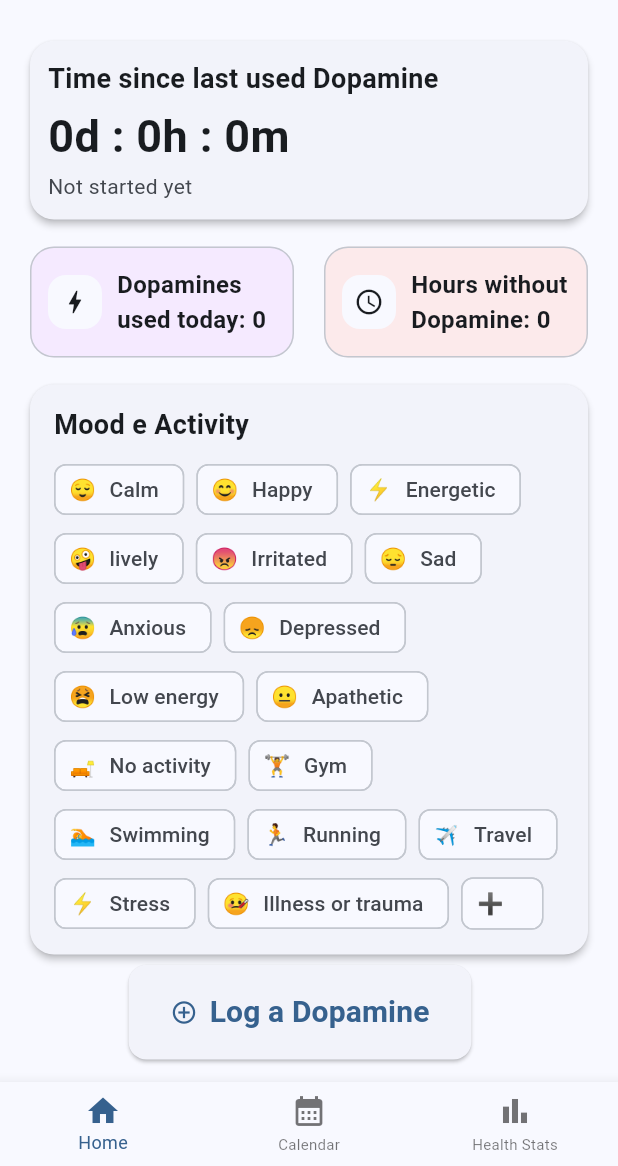
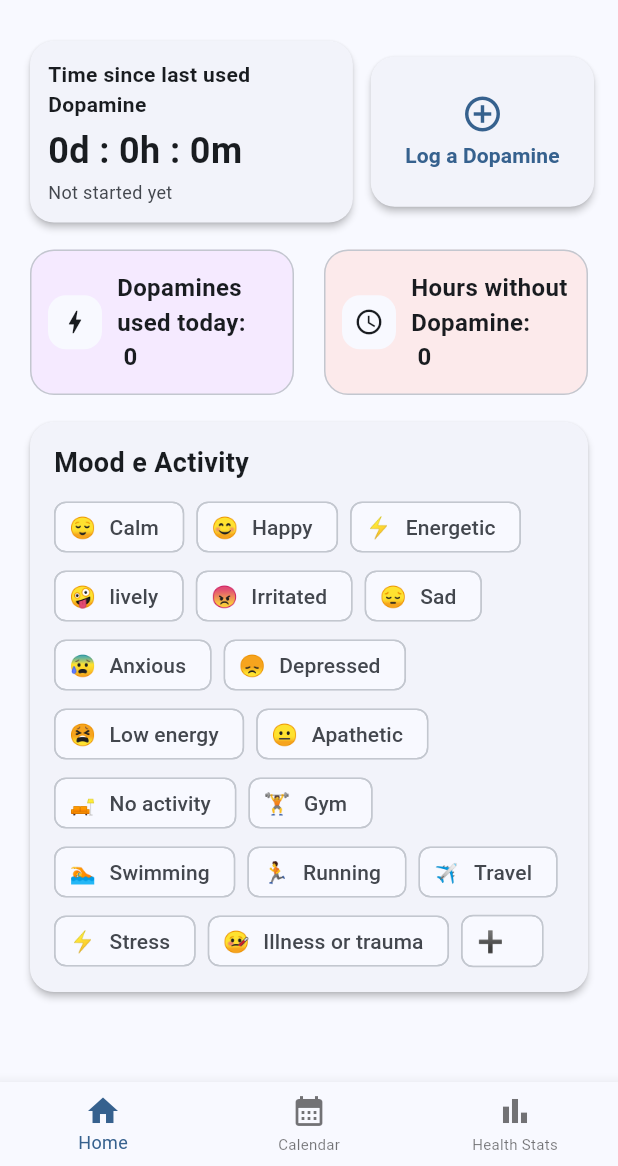
Before and after one commit to Buon-Omba/DopamineTracker, a Flutter app: the MainScreen screen opened directly with empty values, on a phone screen of 412 x 824 dp, the part 70-1236 px from its top. Run offline on Flutter 3.47's test engine with Material 3 defaults, Android fonts, the phone set to English and light mode, and no system bars; drawn by our look-alikes of dynamic_color; our stand-ins replace file_picker, qr_flutter, share_plus, shared_preferences, table_calendar; missing offline and left inert: health; accounts and stored records are empty.

```diff
--- a/lib/l10n/app_localizations_en.dart
+++ b/lib/l10n/app_localizations_en.dart
@@ -379,12 +379,12 @@ class AppLocalizationsEn extends AppLocalizations {
 
   @override
   String homeSmokedTodayText(String cigarettesSmoked, String trigger) {
-    return '${trigger}s used today: $cigarettesSmoked';
+    return '${trigger}s used today: \n $cigarettesSmoked';
   }
 
   @override
   String homeHoursWithoutSmokingText(String hours, String trigger) {
-    return 'Hours without $trigger: $hours';
+    return 'Hours without $trigger: \n $hours';
   }
 
   @override
--- a/lib/l10n/app_localizations_it.dart
+++ b/lib/l10n/app_localizations_it.dart
@@ -221,22 +221,22 @@ class AppLocalizationsIt extends AppLocalizations {
 
   @override
   String friendsLastSmokedText(String lastSmoked, String trigger) {
-    return 'Ultimo $trigger: $lastSmoked';
+    return 'Ultimo $trigger: \n $lastSmoked';
   }
 
   @override
   String friendsCigarettesAvoidedText(String cigAvoided, String trigger) {
-    return '$trigger evitati: $cigAvoided';
+    return '$trigger evitati: \n $cigAvoided';
   }
 
   @override
   String friendsMoneySavedText(String moneySaved) {
-    return 'Punti beneficio: $moneySaved';
+    return 'Punti beneficio: \n $moneySaved';
   }
 
   @override
   String friendsLastAnnouncedText(String lastAnnounced) {
-    return 'Ultimo Annuncio: $lastAnnounced';
+    return 'Ultimo Annuncio: \n $lastAnnounced';
   }
 
   @override
@@ -384,12 +384,12 @@ class AppLocalizationsIt extends AppLocalizations {
 
   @override
   String homeSmokedTodayText(String cigarettesSmoked, String trigger) {
-    return '$trigger oggi: $cigarettesSmoked';
+    return '$trigger oggi: \n $cigarettesSmoked';
   }
 
   @override
   String homeHoursWithoutSmokingText(String hours, String trigger) {
-    return 'Ore senza $trigger: $hours';
+    return 'Ore senza $trigger: \n $hours';
   }
 
   @override
--- a/lib/screens/home_screen.dart
+++ b/lib/screens/home_screen.dart
@@ -264,7 +264,11 @@ class _HomeScreenState extends State<HomeScreen> with WidgetsBindingObserver {
       child: Column(
         crossAxisAlignment: CrossAxisAlignment.stretch,
         children: [
-          Card(
+          Row(
+            children: [
+              Expanded(
+                flex: 3,
+                child: Card(
                   elevation: 2,
                   shape: RoundedRectangleBorder(
                       borderRadius: BorderRadius.circular(16)),
@@ -276,25 +280,63 @@ class _HomeScreenState extends State<HomeScreen> with WidgetsBindingObserver {
                         Text(
                           l10n.homeSinceLastTitle(addictionName),
                           style: const TextStyle(
-                        fontSize: 18, fontWeight: FontWeight.w600),
+                              fontSize: 14, fontWeight: FontWeight.w600),
                         ),
                         const SizedBox(height: 4),
                         Text(
                           formatTime(timeComponents),
                           style: const TextStyle(
-                        fontSize: 30, fontWeight: FontWeight.bold),
+                              fontSize: 24, fontWeight: FontWeight.bold),
                         ),
                         const SizedBox(height: 2),
                         Text(
                           _formatLastTrigger(locale, context),
                           style: TextStyle(
-                      fontSize: 14,
-                      color: Theme.of(context).colorScheme.onSurfaceVariant,
+                            fontSize: 12,
+                            color:
+                                Theme.of(context).colorScheme.onSurfaceVariant,
                           ),
                         ),
                       ],
                     ),
                   ),
+                ),
+              ),
+              const SizedBox(width: 8),
+              Expanded(
+                flex: 2,
+                child: ElevatedButton(
+                  onPressed: _logTrigger,
+                  style: ElevatedButton.styleFrom(
+                    padding: const EdgeInsets.symmetric(vertical: 24),
+                    shape: RoundedRectangleBorder(
+                      borderRadius: BorderRadius.circular(16),
+                    ),
+                    elevation: 2,
+                  ),
+                  child: Column(
+                    mainAxisSize: MainAxisSize.min,
+                    children: [
+                      Icon(
+                        Icons.add_circle_outline,
+                        color: Theme.of(context).colorScheme.primary,
+                        size: 28,
+                      ),
+                      const SizedBox(height: 4),
+                      Text(
+                        l10n.homeLogCigaretteButton(addictionName),
+                        textAlign: TextAlign.center,
+                        style: TextStyle(
+                          color: Theme.of(context).colorScheme.primary,
+                          fontSize: 14,
+                          fontWeight: FontWeight.w600,
+                        ),
+                      ),
+                    ],
+                  ),
+                ),
+              ),
+            ],
           ),
           const SizedBox(height: 10),
           LayoutBuilder(
@@ -470,32 +512,6 @@ class _HomeScreenState extends State<HomeScreen> with WidgetsBindingObserver {
                 ],
               ),
             ),
-          ),
-          const SizedBox(height: 3),
-          Row(
-            mainAxisAlignment: MainAxisAlignment.center,
-            children: [
-              ElevatedButton.icon(
-                icon: Icon(
-                  Icons.add_circle_outline,
-                  color: Theme.of(context).colorScheme.primary,
-                ),
-                onPressed: _logTrigger,
-                label: Text(
-                  l10n.homeLogCigaretteButton(addictionName),
-                  style: TextStyle(
-                    color: Theme.of(context).colorScheme.primary,
-                    fontSize: 20,
-                    fontWeight: FontWeight.w600,
-                  ),
-                ),
-                style: ElevatedButton.styleFrom(
-                  padding:
-                      const EdgeInsets.symmetric(vertical: 17, horizontal: 28),
-                ),
-              ),
-              const SizedBox(width: 12),
-            ],
           ),
           const SizedBox(height: 15),
         ],
```
Lines whose indentation alone changed are shown as unchanged.
